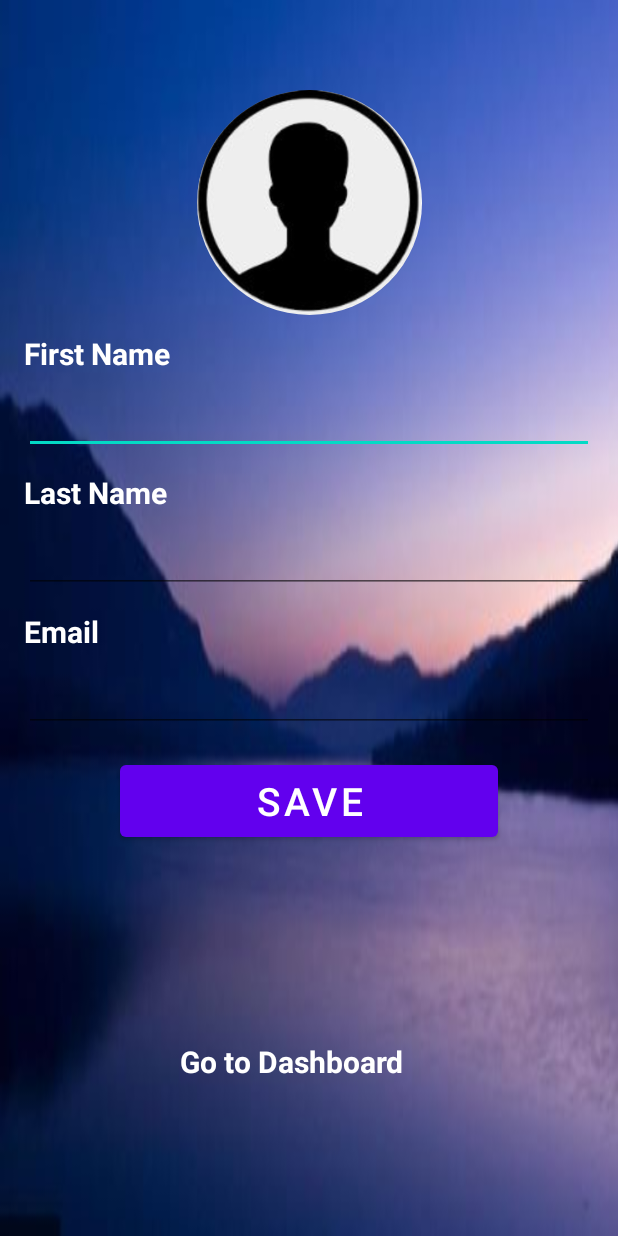
After one commit to Aishab0810/ExplorProject, an Android app: the Profile screen opened directly, with no data from a screen before it, on a phone screen of 412 x 824 dp. The commit adds this screen. Run offline under Robolectric (Android 15) with nearby library versions, the phone set to English and light mode, and no system bars; our stand-ins replace CircleImageView, Firebase (no records; nobody signed in at launch, a user with empty details on screens opened directly).

Commit message:
Final project changes

```diff
--- a/app/src/main/AndroidManifest.xml
+++ b/app/src/main/AndroidManifest.xml
@@ -25,6 +25,9 @@
             android:supportsRtl="true"
             android:theme="@style/Theme.ExploraHolic">
         <activity
+                android:name=".Profile"
+                android:exported="true"/>
+        <activity
                 android:name=".Hotel"
                 android:exported="true"/>
         <activity
@@ -39,7 +42,6 @@
         <activity
                 android:name=".Pmpml"
                 android:exported="true"/>
-
         <!--
              The API key for Google Maps-based APIs is defined as a string resource.
              (See the file "res/values/google_maps_api.xml").
--- /dev/null
+++ b/app/src/main/java/com/example/exploraholic/Profile.kt
@@ -0,0 +1,94 @@
+package com.example.exploraholic
+
+import android.app.Dialog
+import android.content.Intent
+import android.net.Uri
+import android.os.Bundle
+import android.view.Window
+import android.widget.TextView
+import android.widget.Toast
+import androidx.appcompat.app.AppCompatActivity
+import com.example.exploraholic.databinding.ActivityProfileBinding
+import com.google.firebase.auth.FirebaseAuth
+import com.google.firebase.database.DatabaseReference
+import com.google.firebase.database.FirebaseDatabase
+import com.google.firebase.storage.FirebaseStorage
+import com.google.firebase.storage.StorageReference
+
+class Profile : AppCompatActivity() {
+
+    private lateinit var binding : ActivityProfileBinding
+    private lateinit var auth: FirebaseAuth
+    private lateinit var databaseReference : DatabaseReference
+    private lateinit var storageReference: StorageReference
+    private lateinit var imageUri : Uri
+    private lateinit var dialog : Dialog
+    private lateinit var dashboard : TextView
+
+    override fun onCreate(savedInstanceState: Bundle?) {
+        super.onCreate(savedInstanceState)
+        binding = ActivityProfileBinding.inflate(layoutInflater)
+        setContentView(binding.root)
+
+        dashboard = findViewById(R.id.Dashboard)
+
+        dashboard.setOnClickListener {
+            startActivity(Intent(this,Dashboard::class.java))
+        }
+
+        auth =FirebaseAuth.getInstance()
+        val uid = auth.currentUser?.uid
+        databaseReference = FirebaseDatabase.getInstance().getReference("Users")
+        binding.saveBtn.setOnClickListener{
+
+            showProgressBar()
+            val firstName = binding.etFirstName.text.toString()
+            val lastName = binding.etLastName.text.toString()
+            val email = binding.etEmail.text.toString()
+
+            val user = User(firstName,lastName,email)
+            if (uid !=null){
+
+                databaseReference.child(uid).setValue(user).addOnCompleteListener {
+
+                    if (it.isSuccessful){
+                        uploadProfilePic()
+                    }
+                    else{
+
+                        hideProgressBar()
+                        Toast.makeText(this@Profile,"Failed to update the profile",Toast.LENGTH_SHORT).show()
+                    }
+                }
+            }
+        }
+    }
+
+    private fun uploadProfilePic() {
+
+        imageUri = Uri.parse("android.resource://$packageName/${R.drawable.profile}")
+        storageReference = FirebaseStorage.getInstance().getReference("Users/"+auth.currentUser?.uid)
+        storageReference.putFile(imageUri).addOnSuccessListener {
+
+            hideProgressBar()
+            Toast.makeText(this@Profile,"Profile successfully updated",Toast.LENGTH_SHORT).show()
+        }.addOnFailureListener{
+
+            hideProgressBar()
+            Toast.makeText(this@Profile,"Failed to update the Image",Toast.LENGTH_SHORT).show()
+        }
+    }
+
+    private fun showProgressBar(){
+
+        dialog = Dialog(this@Profile)
+        dialog.requestWindowFeature(Window.FEATURE_NO_TITLE)
+        dialog.setContentView(R.layout.dialog_wait)
+        dialog.setCanceledOnTouchOutside(false)
+        dialog.show()
+    }
+
+    private fun hideProgressBar(){
+        dialog.dismiss()
+    }
+}
--- /dev/null
+++ b/app/src/main/java/com/example/exploraholic/User.kt
@@ -0,0 +1,3 @@
+package com.example.exploraholic
+
+data class User(var firstName : String ?=null, var lastName : String ?=null, var email : String ?=null)
--- a/app/src/main/res/layout/activity_login_screen.xml
+++ b/app/src/main/res/layout/activity_login_screen.xml
@@ -73,9 +73,12 @@
 
     <Button
             android:id="@+id/loginbtn"
-            android:layout_width="match_parent"
+            android:layout_width="120dp"
             android:layout_height="wrap_content"
             android:text="Login"
+            android:textStyle="bold"
+            android:gravity="center"
+            android:layout_centerHorizontal="true"
             android:layout_below="@id/password"
             android:layout_marginTop="10dp"
             android:textAllCaps="false" tools:ignore="OnClick"/>
--- /dev/null
+++ b/app/src/main/res/layout/activity_profile.xml
@@ -0,0 +1,133 @@
+<?xml version="1.0" encoding="utf-8"?>
+<androidx.constraintlayout.widget.ConstraintLayout
+        xmlns:android="http://schemas.android.com/apk/res/android"
+        xmlns:tools="http://schemas.android.com/tools"
+        xmlns:app="http://schemas.android.com/apk/res-auto"
+        android:layout_width="match_parent"
+        android:layout_height="match_parent"
+        tools:context=".Profile"
+        android:background="@drawable/plc"
+>
+
+    <de.hdodenhof.circleimageview.CircleImageView
+            android:id="@+id/profile_image"
+            android:layout_width="150dp"
+            android:layout_height="150dp"
+            android:layout_marginTop="60dp"
+            android:src="@drawable/person"
+            app:civ_border_color="@color/white"
+            app:layout_constraintEnd_toEndOf="parent"
+            app:layout_constraintHorizontal_bias="0.5"
+            app:layout_constraintStart_toStartOf="parent"
+            app:layout_constraintTop_toTopOf="parent"
+            tools:ignore="MissingClass"/>
+
+    <TextView
+            android:id="@+id/tvFirstName"
+            android:layout_width="wrap_content"
+            android:layout_height="wrap_content"
+            android:layout_marginStart="16dp"
+            android:layout_marginTop="12dp"
+            android:text="First Name"
+            android:textColor="@color/white"
+            android:textStyle="bold"
+            android:textSize="20dp"
+            app:layout_constraintStart_toStartOf="parent"
+            app:layout_constraintTop_toBottomOf="@+id/profile_image" />
+
+    <EditText
+            android:id="@+id/etFirstName"
+            android:layout_width="match_parent"
+            android:layout_height="wrap_content"
+            android:layout_marginHorizontal="16dp"
+            android:layout_marginTop="8dp"
+            android:textColor="@color/white"
+            android:textStyle="bold"
+            app:layout_constraintEnd_toEndOf="parent"
+            app:layout_constraintHorizontal_bias="0.5"
+            app:layout_constraintStart_toStartOf="parent"
+            app:layout_constraintTop_toBottomOf="@+id/tvFirstName" />
+
+    <TextView
+            android:id="@+id/tvLastName"
+            android:layout_width="wrap_content"
+            android:layout_height="wrap_content"
+            android:layout_marginStart="16dp"
+            android:layout_marginTop="12dp"
+            android:text="Last Name"
+            android:textColor="@color/white"
+            android:textStyle="bold"
+            android:textSize="20dp"
+            app:layout_constraintStart_toStartOf="parent"
+            app:layout_constraintTop_toBottomOf="@+id/etFirstName" />
+
+    <EditText
+            android:id="@+id/etLastName"
+            android:layout_width="match_parent"
+            android:layout_height="wrap_content"
+            android:layout_marginHorizontal="16dp"
+            android:layout_marginTop="8dp"
+            android:textColor="@color/white"
+            android:textStyle="bold"
+            app:layout_constraintEnd_toEndOf="parent"
+            app:layout_constraintHorizontal_bias="0.5"
+            app:layout_constraintStart_toStartOf="parent"
+            app:layout_constraintTop_toBottomOf="@+id/tvLastName" />
+
+    <TextView
+            android:id="@+id/tvEmail"
+            android:layout_width="wrap_content"
+            android:layout_height="wrap_content"
+            android:layout_marginStart="16dp"
+            android:layout_marginTop="12dp"
+            android:text="Email"
+            android:textColor="@color/white"
+            android:textStyle="bold"
+            android:textSize="20dp"
+            app:layout_constraintStart_toStartOf="parent"
+            app:layout_constraintTop_toBottomOf="@+id/etLastName" />
+
+    <EditText
+            android:id="@+id/etEmail"
+            android:layout_width="match_parent"
+            android:layout_height="wrap_content"
+            android:layout_marginHorizontal="16dp"
+            android:layout_marginTop="8dp"
+            android:textColor="@color/white"
+            android:textStyle="bold"
+            app:layout_constraintEnd_toEndOf="parent"
+            app:layout_constraintHorizontal_bias="0.5"
+            app:layout_constraintStart_toStartOf="parent"
+            app:layout_constraintTop_toBottomOf="@+id/tvEmail" />
+
+    <Button
+            android:id="@+id/saveBtn"
+            android:layout_width="match_parent"
+            android:layout_height="60dp"
+            android:layout_marginHorizontal="80dp"
+            android:layout_marginTop="16dp"
+            android:text="Save"
+            android:textSize="26sp"
+            app:layout_constraintEnd_toEndOf="parent"
+            app:layout_constraintHorizontal_bias="0.5"
+            app:layout_constraintStart_toStartOf="parent"
+            app:layout_constraintTop_toBottomOf="@+id/etEmail" />
+
+    <TextView
+            android:id="@+id/Dashboard"
+            android:layout_width="match_parent"
+            android:layout_height="60dp"
+            android:layout_marginHorizontal="120dp"
+            android:layout_marginTop="130dp"
+            android:text="Go to Dashboard"
+            android:textSize="20sp"
+            android:textStyle="bold"
+            android:textColor="@color/white"
+            app:layout_constraintEnd_toEndOf="parent"
+            app:layout_constraintHorizontal_bias="0.5"
+            app:layout_constraintStart_toStartOf="parent"
+            app:layout_constraintTop_toBottomOf="@+id/saveBtn" />
+
+
+
+</androidx.constraintlayout.widget.ConstraintLayout>
--- a/app/src/main/res/layout/activity_register_screen.xml
+++ b/app/src/main/res/layout/activity_register_screen.xml
@@ -91,10 +91,13 @@
 
     <Button
             android:id="@+id/regbtn"
-            android:layout_width="match_parent"
+            android:layout_width="120dp"
             android:layout_height="wrap_content"
             android:text="Register"
             android:layout_below="@id/password11"
+            android:textStyle="bold"
+            android:gravity="center"
+            android:layout_centerHorizontal="true"
             android:layout_marginTop="80dp"
             android:textAllCaps="false" tools:ignore="OnClick"/>
 
```
Also changed, not shown: app/build.gradle (+12 -0 lines), app/src/main/java/com/example/exploraholic/Cafe.kt (+46 -0 lines), app/src/main/java/com/example/exploraholic/Dashboard.kt (+18 -7 lines), app/src/main/java/com/example/exploraholic/ForgotPassword.kt (+48 -28 lines), app/src/main/res/layout/activity_cafe.xml (+10 -0 lines), app/src/main/res/layout/activity_dashboard.xml (+8 -0 lines), app/src/main/res/layout/dialog_wait.xml (added, +25 -0 lines).
